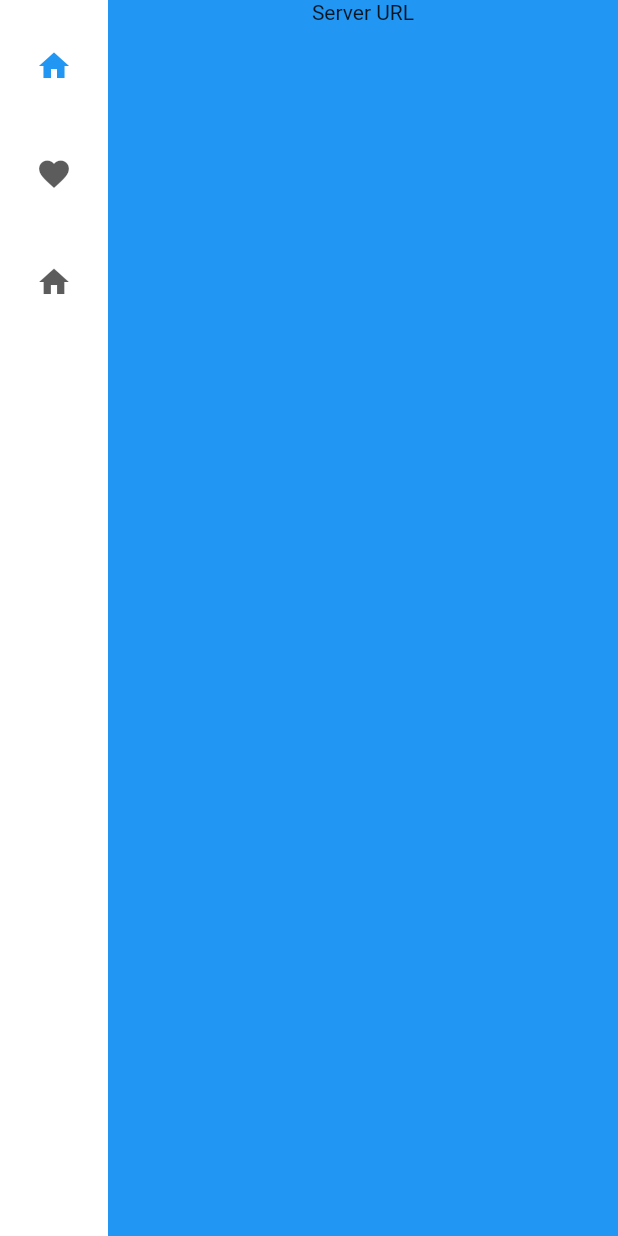
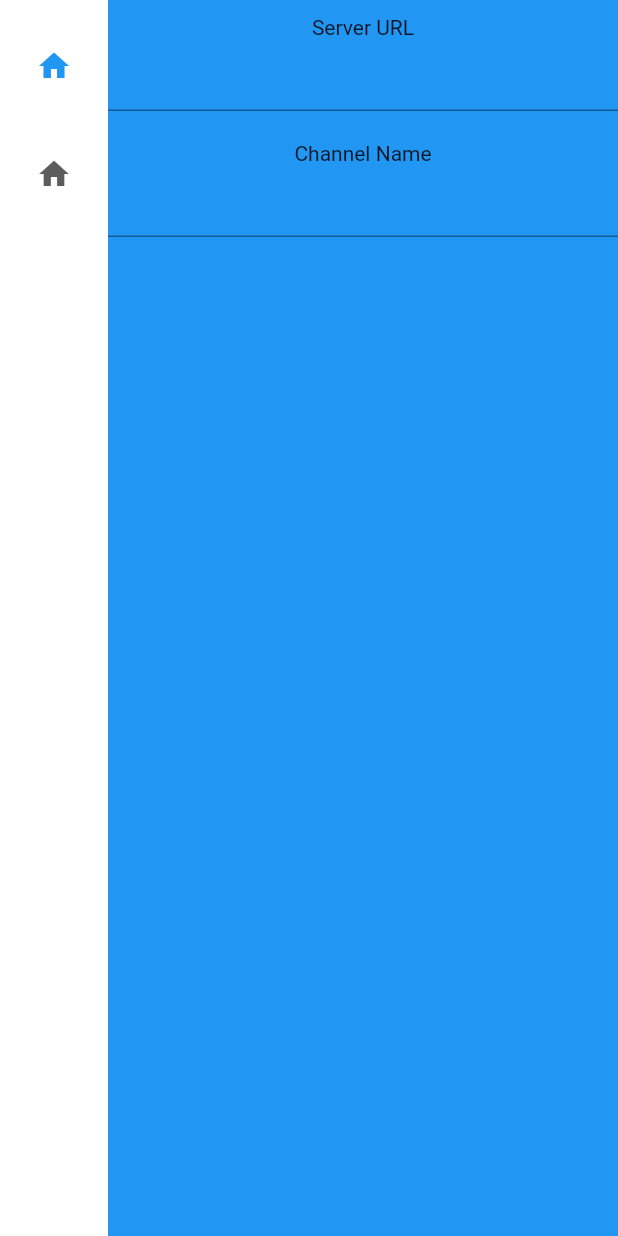
Before and after one commit to teammonkeytech/flutter-gui, a Flutter app: the screen it shows after launch, on a phone screen of 412 x 824 dp. Run offline on Flutter 3.47's test engine with Material 2 defaults, Android fonts, the phone set to English and light mode, and no system bars; missing offline and left inert: dart:html, dart:js_util.

Commit message:
Second working copy

```diff
--- /dev/null
+++ b/lib/GlobalAppState.dart
@@ -0,0 +1,39 @@
+import 'dart:html';
+import 'dart:js_util';
+
+import 'package:flutter/material.dart';
+
+class GlobalAppState extends ChangeNotifier {
+  String? _serverAddress;
+  String? _channel;
+
+  bool get isServerAddressSet => !(_serverAddress == null);
+  bool get isChannelSet => !(_channel == null);
+
+  String get serverAddress => _serverAddress ?? "";
+  String get channel => _channel ?? "";
+
+  set setServerAddress(String address) {
+    if (validateAddress(address)) {
+      _serverAddress = address;
+      notifyListeners();
+    }
+  }
+
+  set setChannel(String channel) {
+    if (validateChannel(channel)) {
+      _channel = channel;
+      notifyListeners();
+    }
+  }
+
+  bool validateAddress(String? address) {
+    // TODO: Validate address format
+    return address != null && address != "";
+  }
+
+  bool validateChannel(String? channel) {
+    // TODO: Validate channel format
+    return channel != null;
+  }
+}
--- /dev/null
+++ b/lib/MessagesScreen.dart
@@ -0,0 +1,8 @@
+import 'package:flutter/material.dart';
+
+class MessagesScreen extends StatelessWidget {
+  @override
+  Widget build(BuildContext context) {
+    return Placeholder();
+  }
+}
--- /dev/null
+++ b/lib/ServerChannelSelector.dart
@@ -0,0 +1,27 @@
+import 'package:flutter/material.dart';
+import 'package:gui_flutter/GlobalAppState.dart';
+import 'package:provider/provider.dart';
+
+class ServerChannelSelector extends StatelessWidget {
+  @override
+  Widget build(BuildContext context) {
+    var appState = context.watch<GlobalAppState>();
+
+    return Center(
+      child: Column(children: [
+        SizedBox(height: 10),
+        Text("Server URL"),
+        TextFormField(
+          initialValue: appState.serverAddress,
+          onChanged: (str) => appState.setServerAddress = str,
+        ),
+        SizedBox(height: 20),
+        Text("Channel Name"),
+        TextFormField(
+          initialValue: appState.channel,
+          onChanged: (str) => appState.setChannel = str,
+        )
+      ]),
+    );
+  }
+}
--- a/lib/main.dart
+++ b/lib/main.dart
@@ -1,6 +1,10 @@
 import 'package:flutter/material.dart';
+import 'package:gui_flutter/GlobalAppState.dart';
+import 'package:provider/provider.dart';
 
-import 'serverselector.dart';
+import 'ServerChannelSelector.dart';
+import 'MessagesScreen.dart';
+import 'GlobalAppState.dart';
 
 void main() {
   runApp(const MyApp());
@@ -12,7 +16,9 @@ class MyApp extends StatelessWidget {
   // This widget is the root of your application.
   @override
   Widget build(BuildContext context) {
-    return MaterialApp(
+    return ChangeNotifierProvider(
+      create: (context) => GlobalAppState(),
+      child: MaterialApp(
         title: 'Flutter Demo',
         theme: ThemeData(
           // This is the theme of your application.
@@ -27,6 +33,7 @@ class MyApp extends StatelessWidget {
           primarySwatch: Colors.blue,
         ),
         home: const MyHomePage(title: 'Flutter Demo Home Page'),
+      ),
     );
   }
 }
@@ -64,13 +71,10 @@ class _MyHomePageState extends State<MyHomePage> {
     Widget page;
     switch (selectedIndex) {
       case 0:
-        page = ServerSelector();
+        page = ServerChannelSelector();
         break;
       case 1:
-        page = Placeholder();
-        break;
-      case 2:
-        page = Placeholder();
+        page = MessagesScreen();
         break;
       default:
         throw UnimplementedError("No widget for $selectedIndex");
@@ -90,11 +94,7 @@ class _MyHomePageState extends State<MyHomePage> {
                   destinations: [
                 NavigationRailDestination(
                   icon: Icon(Icons.home),
-                  label: Text('Server'),
-                ),
-                NavigationRailDestination(
-                  icon: Icon(Icons.favorite),
-                  label: Text('Channel'),
+                  label: Text('Server/Channel'),
                 ),
                 NavigationRailDestination(
                   icon: Icon(Icons.home),
--- a/pubspec.yaml
+++ b/pubspec.yaml
@@ -35,6 +35,7 @@ dependencies:
   # The following adds the Cupertino Icons font to your application.
   # Use with the CupertinoIcons class for iOS style icons.
   cupertino_icons: ^1.0.2
+  provider: ^5.0.0
 
 dev_dependencies:
   flutter_test:
```
Lines whose indentation alone changed are shown as unchanged.
